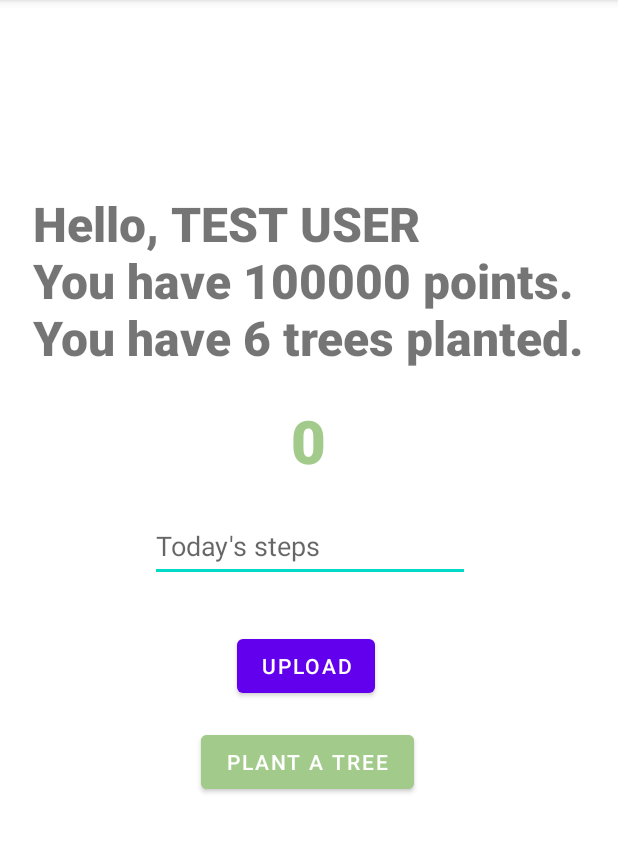
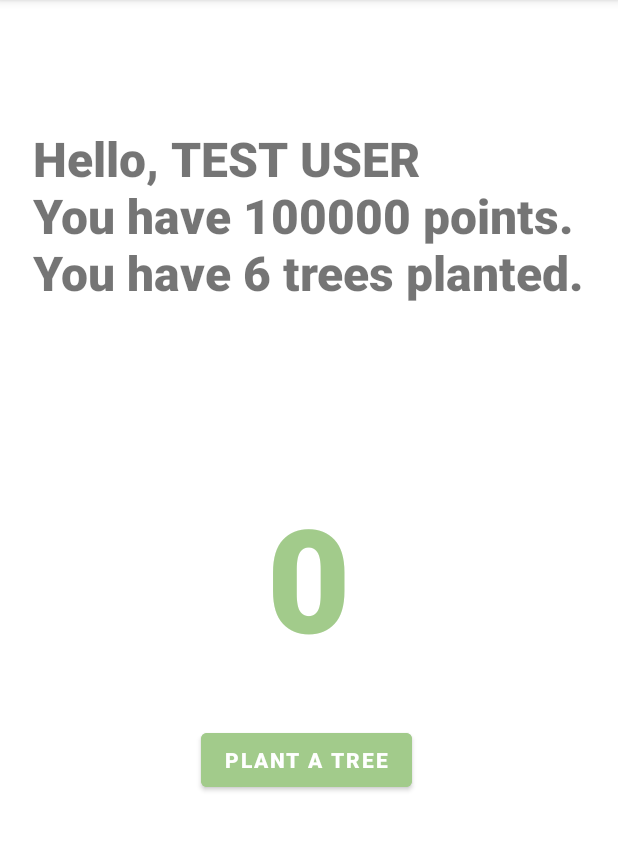
Before and after one commit to Chrisz236/CarbonEnergyClient, an Android app built with Jetpack Compose: the Home screen opened directly, with no data from a screen before it, on a phone screen of 412 x 824 dp, the part 84-937 px from its top. Run offline under Robolectric (Android 15) with nearby library versions, the phone set to English and light mode, and no system bars; libraries missing offline, so code that uses them is left out: com.jakewharton.retrofit2; 3 statements that could not run were skipped.

Commit message:
Remove the input text bar and submit button

```diff
--- a/app/src/main/res/layout/home_with_step.xml
+++ b/app/src/main/res/layout/home_with_step.xml
@@ -17,49 +17,22 @@
         app:layout_constraintHorizontal_bias="0.498"
         app:layout_constraintStart_toStartOf="parent"
         app:layout_constraintTop_toTopOf="parent"
-        app:layout_constraintVertical_bias="0.196" />
+        app:layout_constraintVertical_bias="0.13" />
 
-    <EditText
-        android:id="@+id/textSteps"
+    <Button
+        android:id="@+id/btnPlantTree"
         android:layout_width="wrap_content"
         android:layout_height="48dp"
-        android:layout_marginStart="100dp"
-        android:layout_marginTop="340dp"
-        android:layout_marginEnd="101dp"
-        android:ems="10"
-        android:hint="Today's steps"
-        android:inputType="none|number"
+        android:layout_marginStart="134dp"
+        android:layout_marginTop="34dp"
+        android:layout_marginEnd="135dp"
+        android:backgroundTint="#A2CB8B"
+        android:fontFamily="sans-serif-black"
+        android:text="PLANT A TREE"
         app:layout_constraintEnd_toEndOf="parent"
         app:layout_constraintHorizontal_bias="0.0"
         app:layout_constraintStart_toStartOf="parent"
-        app:layout_constraintTop_toTopOf="parent" />
-
-    <Button
-        android:id="@+id/btnSubmitStep"
-        android:layout_width="wrap_content"
-        android:layout_height="wrap_content"
-        android:layout_marginStart="158dp"
-        android:layout_marginTop="32dp"
-        android:layout_marginEnd="162dp"
-        android:text="upload"
-        app:layout_constraintEnd_toEndOf="parent"
-        app:layout_constraintHorizontal_bias="0.0"
-        app:layout_constraintStart_toStartOf="parent"
-        app:layout_constraintTop_toBottomOf="@+id/textSteps" />
-
-    <Button
-        android:id="@+id/btnPlantTree"
-        android:layout_width="142dp"
-        android:layout_height="wrap_content"
-        android:layout_marginStart="134dp"
-        android:layout_marginTop="16dp"
-        android:layout_marginEnd="135dp"
-        android:text="PLANT A TREE"
-        android:backgroundTint="#A2CB8B"
-        app:layout_constraintEnd_toEndOf="parent"
-        app:layout_constraintHorizontal_bias="0.0"
-        app:layout_constraintStart_toStartOf="parent"
-        app:layout_constraintTop_toBottomOf="@+id/btnSubmitStep" />
+        app:layout_constraintTop_toBottomOf="@+id/textStepValue" />
 
     <TextView
         android:id="@+id/textStepValue"
@@ -69,11 +42,11 @@
         android:layout_marginEnd="177dp"
         android:fontFamily="sans-serif-black"
         android:text="0"
-        android:textSize="40sp"
         android:textColor="#A2CB8B"
-        app:layout_constraintBottom_toTopOf="@+id/textSteps"
+        android:textSize="96sp"
+        app:layout_constraintBottom_toBottomOf="parent"
         app:layout_constraintEnd_toEndOf="parent"
         app:layout_constraintStart_toStartOf="parent"
-        app:layout_constraintTop_toBottomOf="@+id/textGreeting" />
+        app:layout_constraintTop_toTopOf="parent" />
 
 </androidx.constraintlayout.widget.ConstraintLayout>
```
